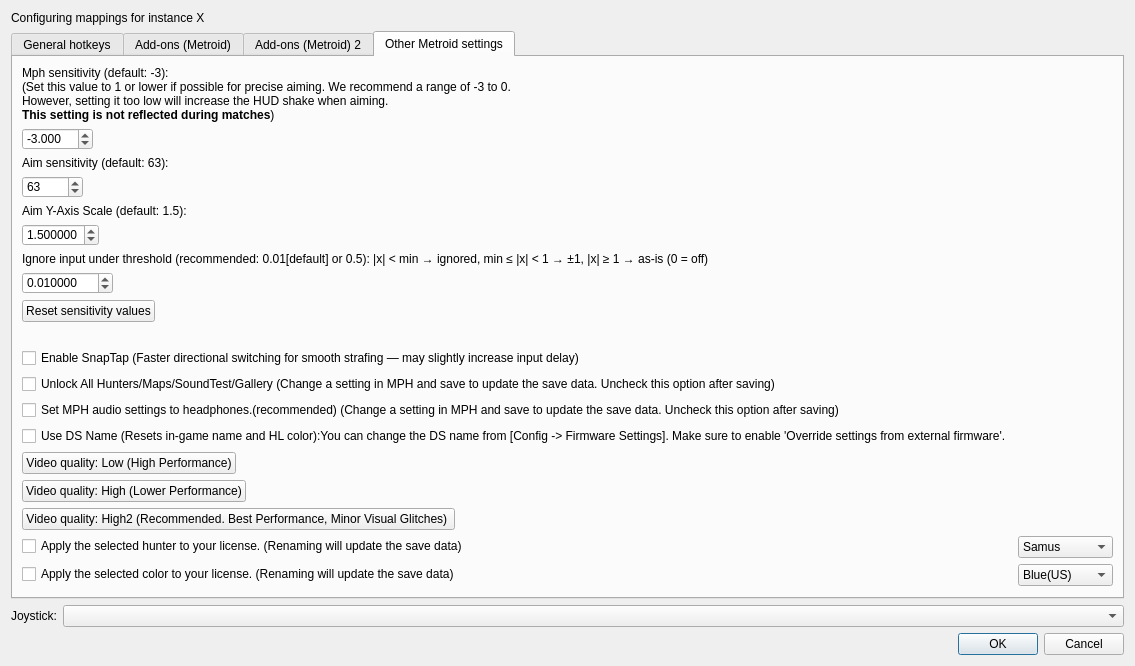
Old version of the form src/frontend/qt_sdl/InputConfig/InputConfigDialog.ui in the repository ag-advania/melonPrimeDS.
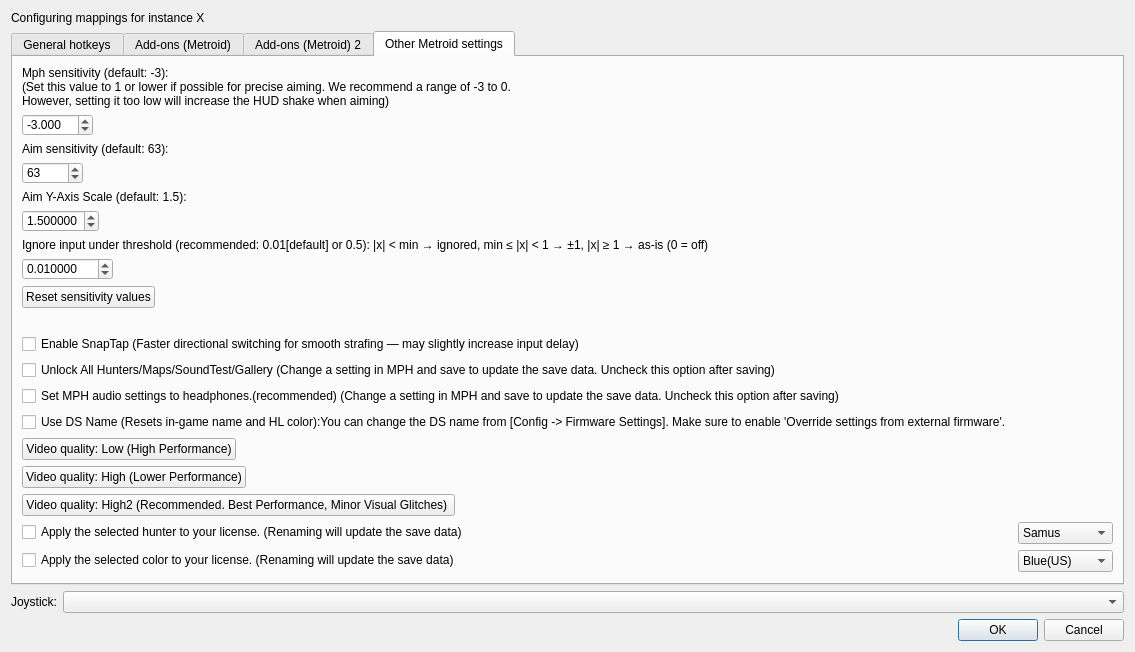
New version of the form. The open tabs and pages were chosen to show the change.

Commit message: Reflect mph sensi in game

```diff
--- a/src/frontend/qt_sdl/InputConfig/InputConfigDialog.ui
+++ b/src/frontend/qt_sdl/InputConfig/InputConfigDialog.ui
@@ -2318,8 +2318,7 @@
 								&lt;html&gt;&lt;body&gt;
 								Mph sensitivity (default: -3):&lt;br/&gt;
 								(Set this value to 1 or lower if possible for precise aiming. We recommend a range of -3 to 0.&lt;br/&gt;
-								However, setting it too low will increase the HUD shake when aiming.&lt;br/&gt;
-								&lt;b&gt;This setting is not reflected during matches&lt;/b&gt;)
+								However, setting it too low will increase the HUD shake when aiming)
 								&lt;/body&gt;&lt;/html&gt;
 							</string>
 						</property>
```
The commit also changes 1 other file.
